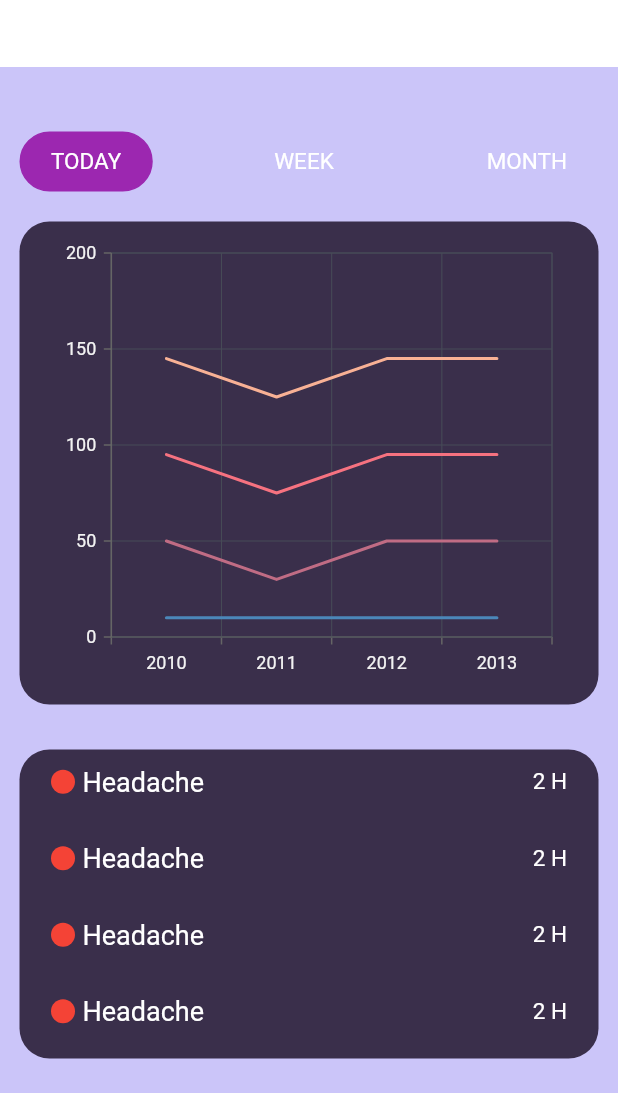
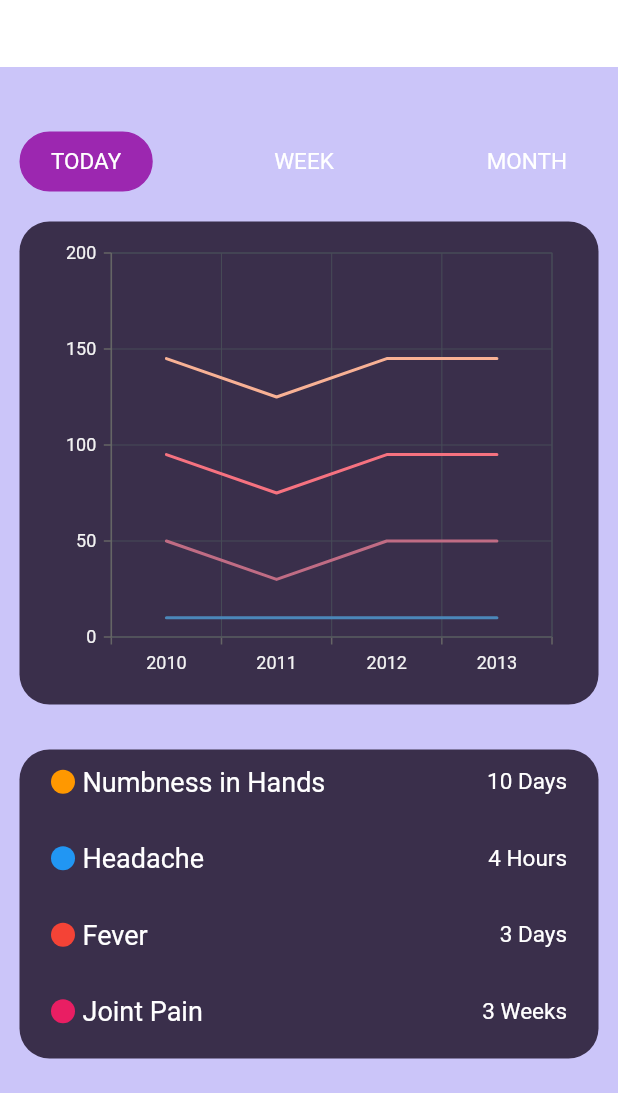
Before and after one commit to Rwishwajith/The-Shield, a Flutter app: the SideEffectTimelineScreen screen opened directly, on a phone screen of 412 x 824 dp, the part 143-1236 px from its top. Run offline on Flutter 3.47's test engine with Material 2 defaults, Android fonts, the phone set to English and light mode, and no system bars; our stand-ins replace cloud_firestore, firebase_auth, firebase_core, fl_chart, flutter_rating_bar, font_awesome_flutter and 6 more; missing offline and left inert: flutter_facebook_auth, is_first_run; accounts and stored records are empty.

Commit message:
Update timeline.dart

```diff
--- a/the_shield/lib/main_menu/side_effect_monitoring/timeline.dart
+++ b/the_shield/lib/main_menu/side_effect_monitoring/timeline.dart
@@ -187,7 +187,32 @@ class _SideEffectTimelineScreenState
                           Row(
                             children: [
                               CircleAvatar(
-                                backgroundColor: Colors.red,
+                                backgroundColor: Colors.orange,
+                                radius: 8,
+                              ),
+                              SizedBox(
+                                width: 5,
+                              ),
+                              Text('Numbness in Hands',
+                                  style:
+                                  TextStyle(color: Colors.white, fontSize: 18)),
+                            ],
+                          ),
+                          Text('10 Days',
+                              style:
+                              TextStyle(color: Colors.white, fontSize: 15)),
+                        ],
+                      ),
+                      SizedBox(
+                        height: 30,
+                      ),
+                      Row(
+                        mainAxisAlignment: MainAxisAlignment.spaceBetween,
+                        children: [
+                          Row(
+                            children: [
+                              CircleAvatar(
+                                backgroundColor: Colors.blue,
                                 radius: 8,
                               ),
                               SizedBox(
@@ -198,7 +223,7 @@ class _SideEffectTimelineScreenState
                                   TextStyle(color: Colors.white, fontSize: 18)),
                             ],
                           ),
-                          Text('2 H',
+                          Text('4 Hours',
                               style:
                               TextStyle(color: Colors.white, fontSize: 15)),
                         ],
@@ -218,12 +243,12 @@ class _SideEffectTimelineScreenState
                               SizedBox(
                                 width: 5,
                               ),
-                              Text('Headache',
+                              Text('Fever',
                                   style:
                                   TextStyle(color: Colors.white, fontSize: 18)),
                             ],
                           ),
-                          Text('2 H',
+                          Text('3 Days',
                               style:
                               TextStyle(color: Colors.white, fontSize: 15)),
                         ],
@@ -237,43 +262,18 @@ class _SideEffectTimelineScreenState
                           Row(
                             children: [
                               CircleAvatar(
-                                backgroundColor: Colors.red,
+                                backgroundColor: Colors.pink,
                                 radius: 8,
                               ),
                               SizedBox(
                                 width: 5,
                               ),
-                              Text('Headache',
+                              Text('Joint Pain',
                                   style:
                                   TextStyle(color: Colors.white, fontSize: 18)),
                             ],
                           ),
-                          Text('2 H',
-                              style:
-                              TextStyle(color: Colors.white, fontSize: 15)),
-                        ],
-                      ),
-                      SizedBox(
-                        height: 30,
-                      ),
-                      Row(
-                        mainAxisAlignment: MainAxisAlignment.spaceBetween,
-                        children: [
-                          Row(
-                            children: [
-                              CircleAvatar(
-                                backgroundColor: Colors.red,
-                                radius: 8,
-                              ),
-                              SizedBox(
-                                width: 5,
-                              ),
-                              Text('Headache',
-                                  style:
-                                  TextStyle(color: Colors.white, fontSize: 18)),
-                            ],
-                          ),
-                          Text('2 H',
+                          Text('3 Weeks',
                               style:
                               TextStyle(color: Colors.white, fontSize: 15)),
                         ],
```
